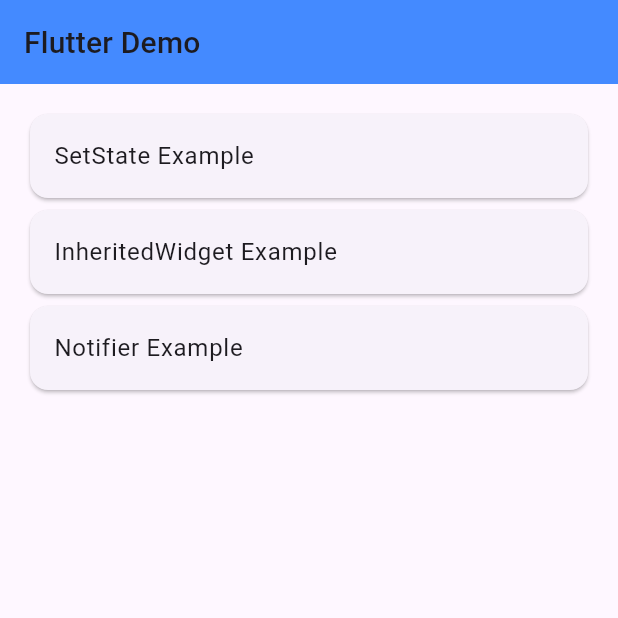
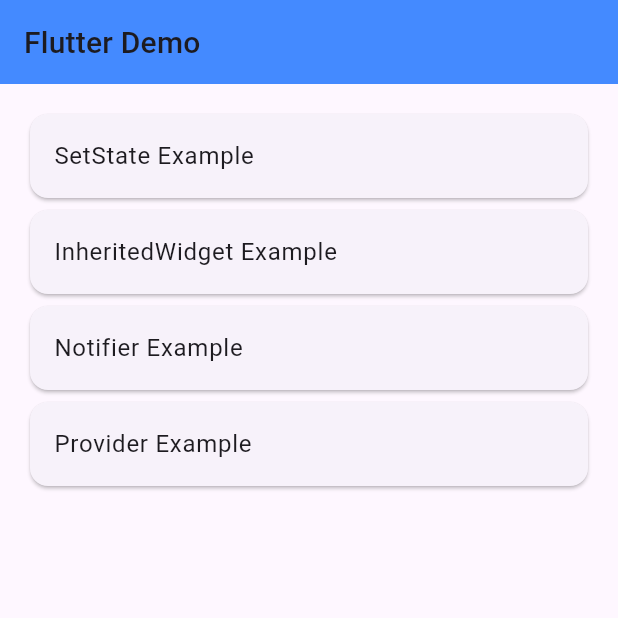
Before and after one commit to JumBoJay06/FlutterExample, a Flutter app: the screen it shows after launch, on a phone screen of 412 x 824 dp, the top half of it. Run offline on Flutter 3.47's test engine with Material 3 defaults, Android fonts, the phone set to English and light mode, and no system bars; our stand-ins replace freezed_annotation, go_router.

Commit message:
feat: Add Provider example page
- Integrate the `provider` package for state management.
- Create a `Bookmark` model using `freezed`.
- Implement a `BookmarksState` `ChangeNotifier` to manage a list of bookmarks.
- Add a new route `/provider` using `GoRouter` to navigate to the `BookmarkPage`.
- Create the `BookmarkPage` which uses `ChangeNotifierProvider` to provide the `BookmarksState`.
- Display the bookmarks in a `BookmarkListWidget` that consumes the `BookmarksState`.
- Add a `BookmarkAddWidget` with a button to add new bookmarks and update the state.
- Add new localization keys for the Provider example title and button text in English and Traditional Chinese.
- Update `pubspec.yaml` and `pubspec.lock` with the new dependencies.
- Add a card on the Home page to navigate to the Provider example page.

```diff
--- a/lib/config/router_config.dart
+++ b/lib/config/router_config.dart
@@ -2,6 +2,7 @@ import 'package:go_router/go_router.dart';
 import 'package:my_sample/config/app_config.dart';
 import 'package:my_sample/feature/home.dart';
 import 'package:my_sample/feature/inherited_widget/inherited_widget.dart';
+import 'package:my_sample/feature/provider/bookmark_page.dart';
 import 'package:my_sample/feature/set_state/set_state_page.dart';
 import 'package:my_sample/feature/value_notifier_and_change_notifier/notifier_page.dart';
 
@@ -27,7 +28,11 @@ final router = GoRouter(
             return const MyInheritedWidget();
           },
         ),
-        GoRoute(path: 'notifier_page', builder: (context, state) => NotifierPage())
+        GoRoute(path: 'notifier_page', builder: (context, state) => NotifierPage()),
+        GoRoute(
+          path: 'provider',
+          builder: (context, state) => const BookmarkPage()
+        ),
       ],
     )
   ],
--- a/lib/feature/home.dart
+++ b/lib/feature/home.dart
@@ -46,6 +46,15 @@ class Home extends StatelessWidget {
                 },
               ),
             ),
+            Card(
+              child: ListTile(
+                title: Text(MyLocalizations.of(context).example_provider_title),
+                onTap: () {
+                  // 使用 GoRouter 進行導航
+                  context.go('/provider');
+                },
+              ),
+            ),
           ],
         ),
       ),
--- /dev/null
+++ b/lib/feature/provider/model/bookmark.dart
@@ -0,0 +1,11 @@
+import 'package:freezed_annotation/freezed_annotation.dart';
+
+part 'bookmark.freezed.dart';
+
+@freezed
+class Bookmark with _$Bookmark {
+  const factory Bookmark({
+    required String title,
+    required String subtitle,
+  }) = _Bookmark;
+}
--- a/lib/l10n/intl_en.arb
+++ b/lib/l10n/intl_en.arb
@@ -9,5 +9,6 @@
   "example_inherited_widget_content2": "Hello {userName}",
   "example_notifier_title": "Notifier Example",
   "example_notifier_content": "You have pushed the button this many times:",
-  "example_provider_title": "Provider Example"
+  "example_provider_title": "Provider Example",
+  "example_provider_add": "Add Bookmark"
 }
--- a/lib/l10n/intl_zh_TW.arb
+++ b/lib/l10n/intl_zh_TW.arb
@@ -9,5 +9,6 @@
   "example_inherited_widget_content2": "你好 {userName}",
   "example_notifier_title": "Notifier 範例",
   "example_notifier_content": "你按下按鈕的次數：",
-  "example_provider_title": "Provider 範例"
+  "example_provider_title": "Provider 範例",
+  "example_provider_add": "新增書籤"
 }
--- a/pubspec.yaml
+++ b/pubspec.yaml
@@ -45,6 +45,7 @@ dependencies:
     sdk: flutter
   intl: ^0.19.0
   go_router: ^15.1.2
+  provider: ^6.1.5
 
 dev_dependencies:
   flutter_test:
```
Also changed, not shown: lib/feature/provider/bookmark_page.dart (added, +74 -0 lines), lib/feature/provider/states/bookmarks_states.dart (added, +15 -0 lines), lib/feature/provider/model/bookmark.freezed.dart (added), lib/generated/intl/messages_en.dart, lib/generated/intl/messages_zh_TW.dart, lib/generated/l10n.dart, pubspec.lock.
